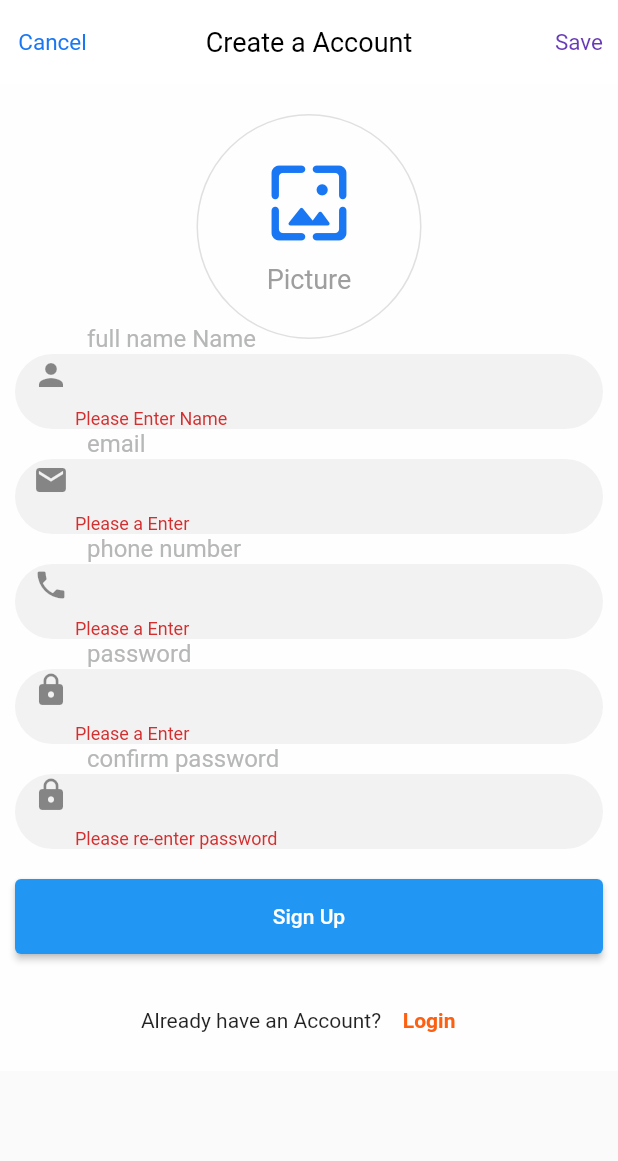
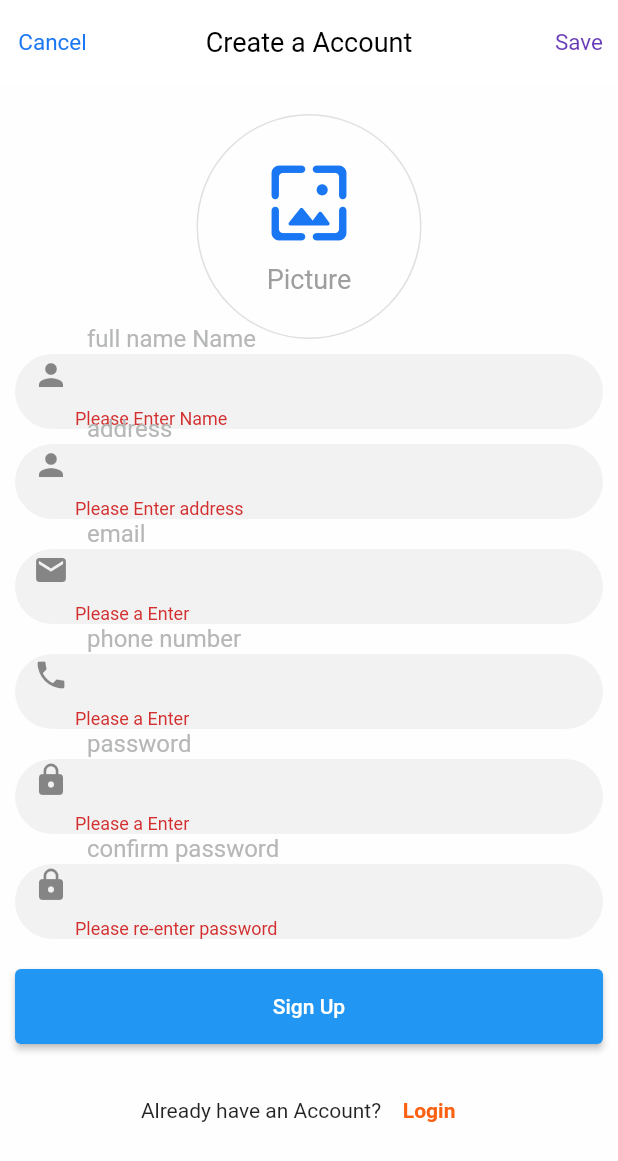
Before and after one commit to addisuanley2010/delivery_app, a Flutter app: the Register screen opened directly, after a tap on "Sign Up", on a phone screen of 412 x 824 dp. Shown: the top 1161 px of the screen. Run offline on Flutter 3.47's test engine with Material 2 defaults, Android fonts, the phone set to English and light mode, and no system bars; our stand-ins replace cloud_firestore, firebase_auth, firebase_core, firebase_storage, flutter_svg, font_awesome_flutter and 5 more; accounts and stored records are empty.

Commit message:
sunday final

```diff
--- a/lib/pages/register.dart
+++ b/lib/pages/register.dart
@@ -1,6 +1,7 @@
 import 'dart:io';
-
+import 'package:delivery/models/location_model.dart';
 import 'package:delivery/pages/login.dart';
+import 'package:delivery/services/locationService.dart';
 import 'package:delivery/ui/client/component/modal_picture.dart';
 import 'package:delivery/ui/client/component/text_custom.dart';
 import 'package:flutter/material.dart';
@@ -22,6 +23,8 @@ class Register extends StatefulWidget {
 class _RegisterState extends State<Register> {
   final GlobalKey<FormState> _formkey = GlobalKey<FormState>();
 
+//location data
+
   // text field state
   late String name, email, phone, address, password, confirmpassword;
   String pictureProfilePath = '';
@@ -34,7 +37,7 @@ class _RegisterState extends State<Register> {
   late TextEditingController _emailController;
   late TextEditingController _passwordController;
   late TextEditingController _confirmpasswordController;
-  //late TextEditingController _addressController;
+  late TextEditingController _addressController;
 
   final _keyForm = GlobalKey<FormState>();
 
@@ -45,7 +48,7 @@ class _RegisterState extends State<Register> {
     _emailController = TextEditingController();
     _passwordController = TextEditingController();
     _confirmpasswordController = TextEditingController();
-    // _addressController = TextEditingController();
+    _addressController = TextEditingController();
 
     super.initState();
   }
@@ -56,6 +59,7 @@ class _RegisterState extends State<Register> {
     _emailController.clear();
     _passwordController.clear();
     _confirmpasswordController.clear();
+    _addressController.clear();
   }
 
   String getPictureProfilePath() {
@@ -69,7 +73,14 @@ class _RegisterState extends State<Register> {
 
   @override
   Widget build(BuildContext context) {
-    var _nameController;
+    Mylocation location;
+
+    getLocation().then((data) {
+      location = data;
+      // print('latitude:  ${location.lat}');
+      //print('longtude:  ${location.long}');
+    });
+
     return Scaffold(
       appBar: AppBar(
         leading: InkWell(
@@ -97,7 +108,7 @@ class _RegisterState extends State<Register> {
               if (_formkey.currentState!.validate()) {
                 //print("successful");
                 dynamic result = await _auth.registerWithEmailAndPassword(
-                    email, password, name, phone, 'addis abeba');
+                    email, password, name, phone, address);
                 if (result == null) {
                   print('null');
                   //setState(() {});
@@ -157,6 +168,36 @@ class _RegisterState extends State<Register> {
                     },
                     onChanged: (val) {
                       setState(() => name = val);
+                    },
+                  ),
+                ),
+                const SizedBox(height: 10),
+                Container(
+                  width: double.infinity,
+                  height: 50,
+                  decoration: const ShapeDecoration(
+                    color: AppColors.placeholderBg,
+                    shape: StadiumBorder(),
+                  ),
+                  child: TextFormField(
+                    controller: _addressController,
+                    decoration: const InputDecoration(
+                      border: InputBorder.none,
+                      prefixIcon: Icon(Icons.person),
+                      hintText: 'address',
+                      hintStyle: TextStyle(
+                        color: AppColors.placeholder,
+                      ),
+                      contentPadding: EdgeInsets.only(left: 40),
+                    ),
+                    validator: (String? value) {
+                      if (value!.isEmpty) {
+                        return 'Please Enter address';
+                      }
+                      return null;
+                    },
+                    onChanged: (val) {
+                      setState(() => address = val);
                     },
                   ),
                 ),
@@ -309,7 +350,7 @@ class _RegisterState extends State<Register> {
                         //print("successful");
                         dynamic result =
                             await _auth.registerWithEmailAndPassword(
-                                name, email, phone, password, 'addis abeba');
+                                name, email, phone, password, address);
                         if (result == null) {
                           print('null');
                         } else {
--- a/lib/services/auth.dart
+++ b/lib/services/auth.dart
@@ -42,8 +42,8 @@ class AuthService {
     String address,
   ) async {
     try {
-      print(email);
-      print("before something");
+      //print(email);
+      //print("before something");
       UserCredential result = await _auth.createUserWithEmailAndPassword(
           email: email, password: password);
       User user = result.user!;
--- a/lib/ui/client/component/modal_success.dart
+++ b/lib/ui/client/component/modal_success.dart
@@ -11,7 +11,7 @@ void modalSuccess(BuildContext context, String text, VoidCallback onPressed) {
     builder: (context) => AlertDialog(
       shape: RoundedRectangleBorder(borderRadius: BorderRadius.circular(10.0)),
       content: SizedBox(
-        height: 250,
+        height: 251,
         child: Column(
           children: [
             Row(
--- a/lib/ui/client/profile_client_screen.dart
+++ b/lib/ui/client/profile_client_screen.dart
@@ -142,6 +142,7 @@ class ProfileClientScreen extends StatelessWidget {
                   //     (route) => false);
 
                   await _auth.signOut();
+                  // ignore: use_build_context_synchronously
                   Navigator.pop(context);
                 },
               ),
```
Also changed, not shown: lib/models/cartModel.dart (+11 -11 lines), lib/services/database.dart (+16 -9 lines), lib/ui/client/Client_cart_screen.dart (+13 -7 lines), lib/ui/client/client_home.dart (+4 -3 lines), lib/ui/client/details_product_screen.dart (+8 -5 lines), lib/ui/client/search_for_category_screen.dart (+5 -3 lines), assets/profile/aweke.jpg (added), 1 other file.
